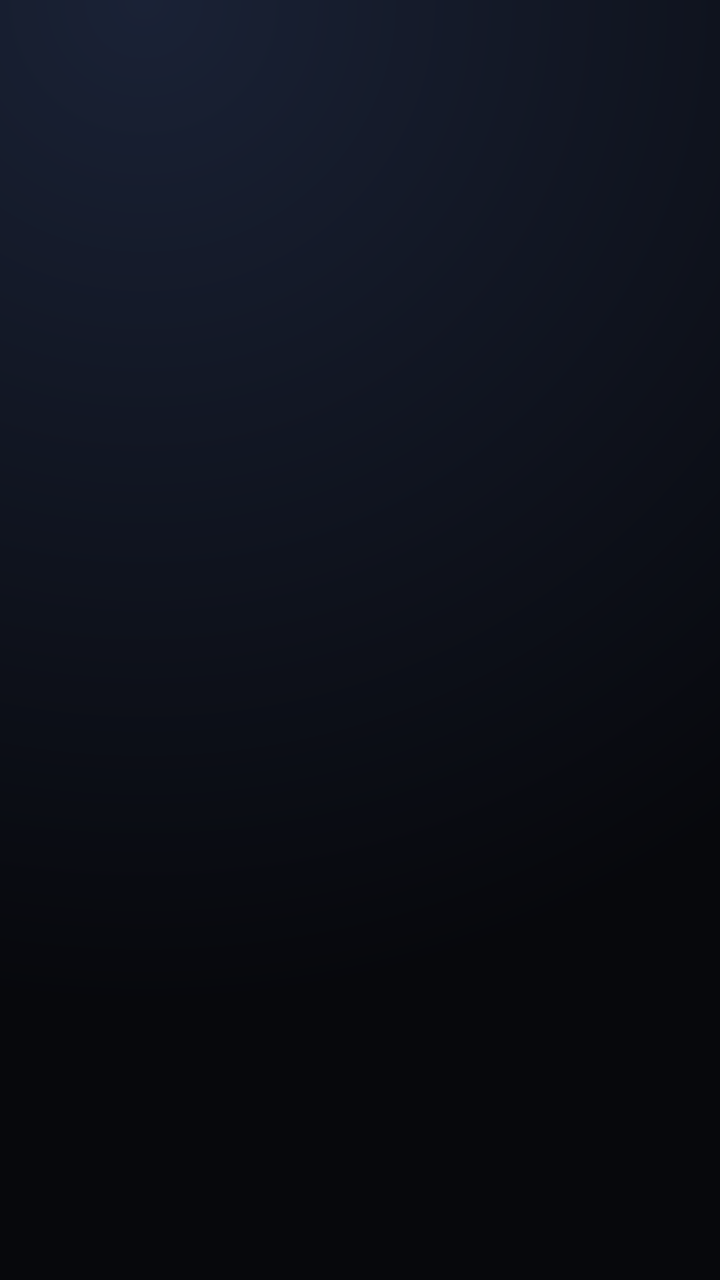
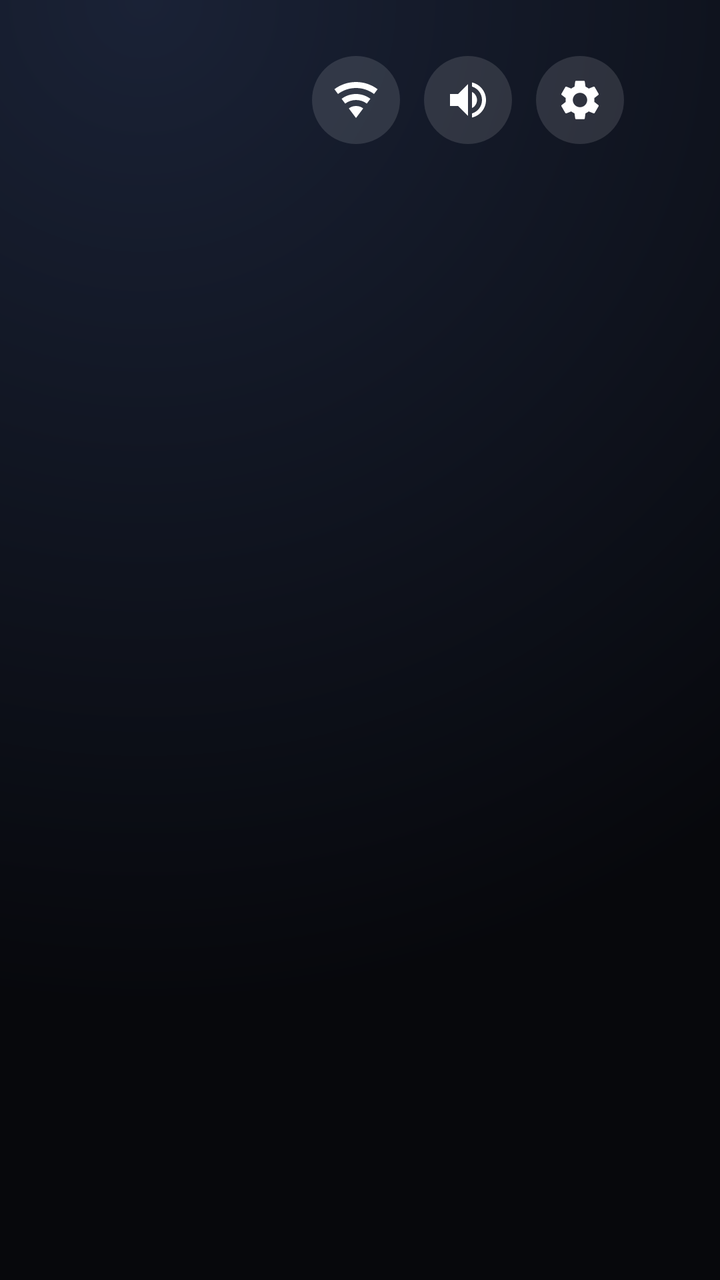

Two renders of the same Android screen: before a commit and after it. Below are the layout's source before the change and the commit's diff.
<!-- AndroidManifest.xml: application theme Theme.AnaEkran -->
<!-- res/layout/activity_home.xml -->
<?xml version="1.0" encoding="utf-8"?>
<FrameLayout xmlns:android="http://schemas.android.com/apk/res/android"
    android:id="@+id/root"
    android:layout_width="match_parent"
    android:layout_height="match_parent"
    android:background="@drawable/bg_home">

    <LinearLayout
        android:layout_width="match_parent"
        android:layout_height="match_parent"
        android:orientation="vertical">

        <LinearLayout
            android:id="@+id/topBar"
            android:layout_width="match_parent"
            android:layout_height="wrap_content"
            android:gravity="center_vertical"
            android:orientation="horizontal"
            android:paddingStart="48dp"
            android:paddingTop="28dp"
            android:paddingEnd="48dp"
            android:paddingBottom="16dp">

            <TextView
                android:id="@+id/header"
                android:layout_width="0dp"
                android:layout_height="wrap_content"
                android:layout_weight="1"
                android:fontFamily="sans-serif-medium"
                android:maxLines="1"
                android:textColor="#ffffff"
                android:textSize="24sp" />
        </LinearLayout>

        <GridView
            android:id="@+id/grid"
            android:layout_width="match_parent"
            android:layout_height="0dp"
            android:layout_weight="1"
            android:clipChildren="false"
            android:clipToPadding="false"
            android:horizontalSpacing="24dp"
            android:listSelector="@android:color/transparent"
            android:numColumns="5"
            android:paddingStart="48dp"
            android:paddingTop="12dp"
            android:paddingEnd="48dp"
            android:paddingBottom="32dp"
            android:scrollbars="none"
            android:stretchMode="columnWidth"
            android:verticalSpacing="24dp" />
    </LinearLayout>

    <TextView
        android:id="@+id/empty"
        android:layout_width="wrap_content"
        android:layout_height="wrap_content"
        android:layout_gravity="center"
        android:text="@string/all_hidden"
        android:textColor="#b3ffffff"
        android:textSize="18sp"
        android:visibility="gone" />
</FrameLayout>
<!-- resources referenced by this layout -->
<resources>
  <!-- drawable bg_home (drawable) -->
  <?xml version="1.0" encoding="utf-8"?>
  <shape xmlns:android="http://schemas.android.com/apk/res/android">
      <gradient
          android:type="radial"
          android:centerX="0.2"
          android:centerY="0"
          android:gradientRadius="140%p"
          android:startColor="#1a2236"
          android:endColor="#07080c" />
  </shape>
  <string name="all_hidden">Tüm uygulamalar gizli. Ayarlar\'a uzun basarak geri getirebilirsin.</string>
  <style name="Theme.AnaEkran" parent="@android:style/Theme.DeviceDefault.NoActionBar">
          <item name="android:windowBackground">@android:color/black</item>
          <item name="android:windowFullscreen">true</item>
      </style>
</resources>

<!-- the commit's change to res/layout/activity_home.xml (unified diff, before → after) -->
@@ -30,10 +30,60 @@
                 android:maxLines="1"
                 android:textColor="#ffffff"
                 android:textSize="24sp" />
+
+            <TextView
+                android:id="@+id/clock"
+                android:layout_width="wrap_content"
+                android:layout_height="wrap_content"
+                android:layout_marginEnd="8dp"
+                android:fontFamily="sans-serif-light"
+                android:textColor="#e6ffffff"
+                android:textSize="22sp" />
+
+            <ImageButton
+                android:id="@+id/btnWifi"
+                android:layout_width="44dp"
+                android:layout_height="44dp"
+                android:layout_marginStart="12dp"
+                android:background="@drawable/icon_bg"
+                android:contentDescription="Wi-Fi"
+                android:focusable="true"
+                android:nextFocusDown="@id/grid"
+                android:padding="10dp"
+                android:scaleType="fitCenter"
+                android:src="@drawable/ic_wifi"
+                android:tint="@color/icon_tint" />
+            <ImageButton
+                android:id="@+id/btnSound"
+                android:layout_width="44dp"
+                android:layout_height="44dp"
+                android:layout_marginStart="12dp"
+                android:background="@drawable/icon_bg"
+                android:contentDescription="Ses"
+                android:focusable="true"
+                android:nextFocusDown="@id/grid"
+                android:padding="10dp"
+                android:scaleType="fitCenter"
+                android:src="@drawable/ic_sound"
+                android:tint="@color/icon_tint" />
+            <ImageButton
+                android:id="@+id/btnSettings"
+                android:layout_width="44dp"
+                android:layout_height="44dp"
+                android:layout_marginStart="12dp"
+                android:background="@drawable/icon_bg"
+                android:contentDescription="Ayarlar"
+                android:focusable="true"
+                android:nextFocusDown="@id/grid"
+                android:padding="10dp"
+                android:scaleType="fitCenter"
+                android:src="@drawable/ic_settings"
+                android:tint="@color/icon_tint" />
         </LinearLayout>
 
         <GridView
             android:id="@+id/grid"
+            android:nextFocusUp="@id/btnWifi"
             android:layout_width="match_parent"
             android:layout_height="0dp"
             android:layout_weight="1"
<!-- resource entries referenced after the edit -->
@@ -11,6 +11,28 @@
           android:startColor="#1a2236"
           android:endColor="#07080c" />
   </shape>
+  <!-- drawable ic_settings (drawable) -->
+  <vector xmlns:android="http://schemas.android.com/apk/res/android" android:width="24dp" android:height="24dp" android:viewportWidth="24" android:viewportHeight="24">
+      <path android:fillColor="#ffffff" android:pathData="M19.14,12.94c0.04,-0.3 0.06,-0.61 0.06,-0.94s-0.02,-0.64 -0.07,-0.94l2.03,-1.58c0.18,-0.14 0.23,-0.41 0.12,-0.61l-1.92,-3.32c-0.12,-0.22 -0.37,-0.29 -0.59,-0.22l-2.39,0.96c-0.5,-0.38 -1.03,-0.7 -1.62,-0.94L14.4,2.81C14.36,2.57 14.16,2.4 13.92,2.4h-3.84c-0.24,0 -0.43,0.17 -0.47,0.41L9.25,5.35C8.66,5.59 8.12,5.92 7.63,6.29L5.24,5.33c-0.22,-0.08 -0.47,0 -0.59,0.22L2.74,8.87C2.62,9.08 2.66,9.34 2.86,9.48l2.03,1.58C4.84,11.36 4.8,11.69 4.8,12s0.02,0.64 0.07,0.94l-2.03,1.58c-0.18,0.14 -0.23,0.41 -0.12,0.61l1.92,3.32c0.12,0.22 0.37,0.29 0.59,0.22l2.39,-0.96c0.5,0.38 1.03,0.7 1.62,0.94l0.36,2.54c0.05,0.24 0.24,0.41 0.48,0.41h3.84c0.24,0 0.44,-0.17 0.47,-0.41l0.36,-2.54c0.59,-0.24 1.13,-0.56 1.62,-0.94l2.39,0.96c0.22,0.08 0.47,0 0.59,-0.22l1.92,-3.32c0.12,-0.22 0.07,-0.47 -0.12,-0.61L19.14,12.94zM12,15.6c-1.98,0 -3.6,-1.62 -3.6,-3.6s1.62,-3.6 3.6,-3.6s3.6,1.62 3.6,3.6S13.98,15.6 12,15.6z"/>
+  </vector>
+  <!-- drawable ic_sound (drawable) -->
+  <vector xmlns:android="http://schemas.android.com/apk/res/android" android:width="24dp" android:height="24dp" android:viewportWidth="24" android:viewportHeight="24">
+      <path android:fillColor="#ffffff" android:pathData="M3,9v6h4l5,5V4L7,9H3zM16.5,12c0,-1.77 -1.02,-3.29 -2.5,-4.03v8.05c1.48,-0.73 2.5,-2.25 2.5,-4.02zM14,3.23v2.06c2.89,0.86 5,3.54 5,6.71s-2.11,5.85 -5,6.71v2.06c4.01,-0.91 7,-4.49 7,-8.77s-2.99,-7.86 -7,-8.77z"/>
+  </vector>
+  <!-- drawable ic_wifi (drawable) -->
+  <vector xmlns:android="http://schemas.android.com/apk/res/android" android:width="24dp" android:height="24dp" android:viewportWidth="24" android:viewportHeight="24">
+      <path android:fillColor="#ffffff" android:pathData="M12,21l3.6,-4.8C14.6,15.4 13.4,15 12,15s-2.6,0.4 -3.6,1.2L12,21zM12,3C7.95,3 4.21,4.34 1.2,6.6L3,9c2.5,-1.88 5.62,-3 9,-3s6.5,1.12 9,3l1.8,-2.4C19.79,4.34 16.05,3 12,3zM12,9c-2.7,0 -5.19,0.89 -7.2,2.4l1.8,2.4C8.1,12.67 9.97,12 12,12s3.9,0.67 5.4,1.8l1.8,-2.4C17.19,9.89 14.7,9 12,9z"/>
+  </vector>
+  <!-- drawable icon_bg (drawable) -->
+  <?xml version="1.0" encoding="utf-8"?>
+  <selector xmlns:android="http://schemas.android.com/apk/res/android">
+      <item android:state_focused="true">
+          <shape android:shape="oval"><solid android:color="#ffffff" /></shape>
+      </item>
+      <item>
+          <shape android:shape="oval"><solid android:color="#1fffffff" /></shape>
+      </item>
+  </selector>
   <string name="all_hidden">Tüm uygulamalar gizli. Ayarlar\'a uzun basarak geri getirebilirsin.</string>
   <style name="Theme.AnaEkran" parent="@android:style/Theme.DeviceDefault.NoActionBar">
           <item name="android:windowBackground">@android:color/black</item>
